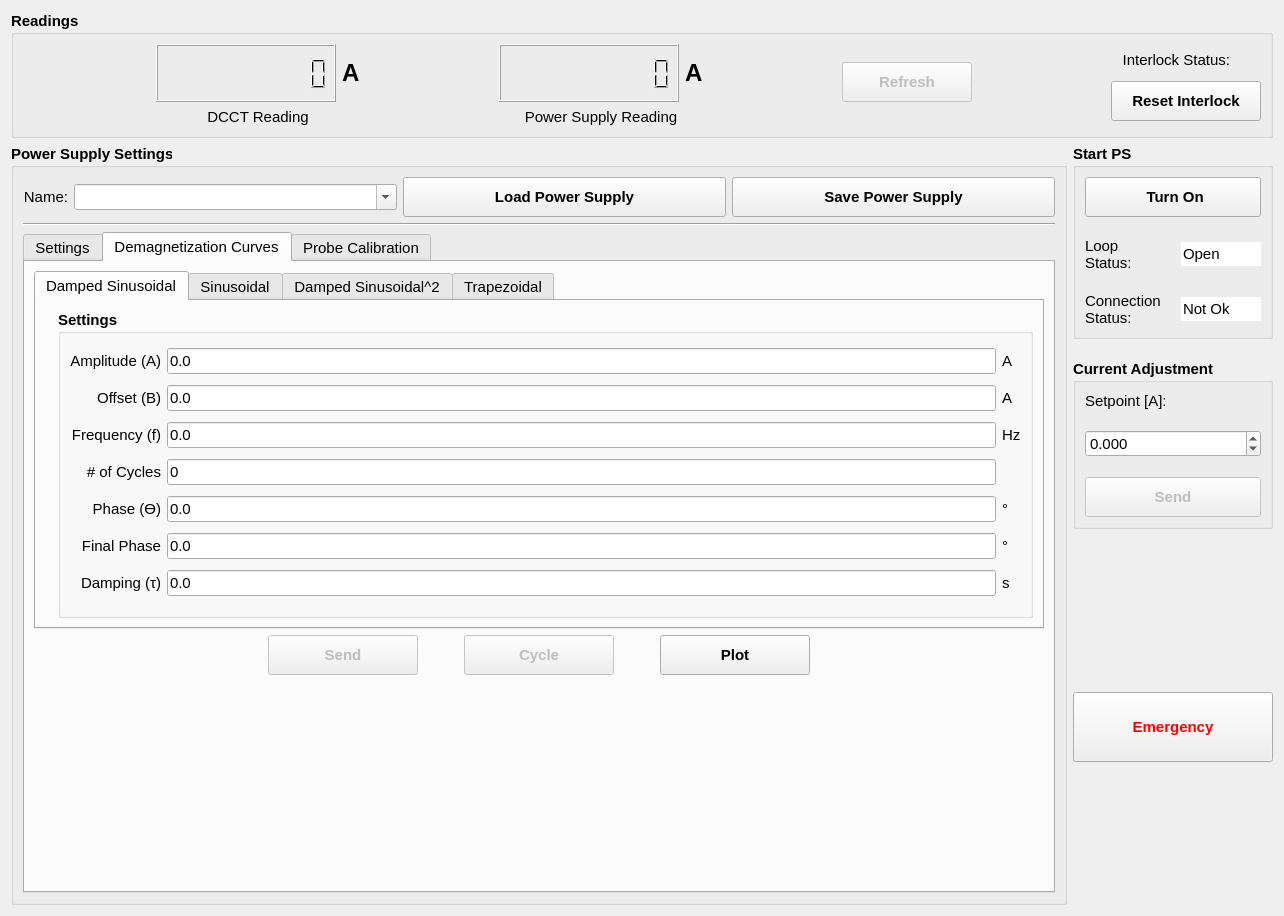
Old version of the form hallbench/gui/ui/powersupplywidget.ui in the repository lnls-ima/hall-bench-control.
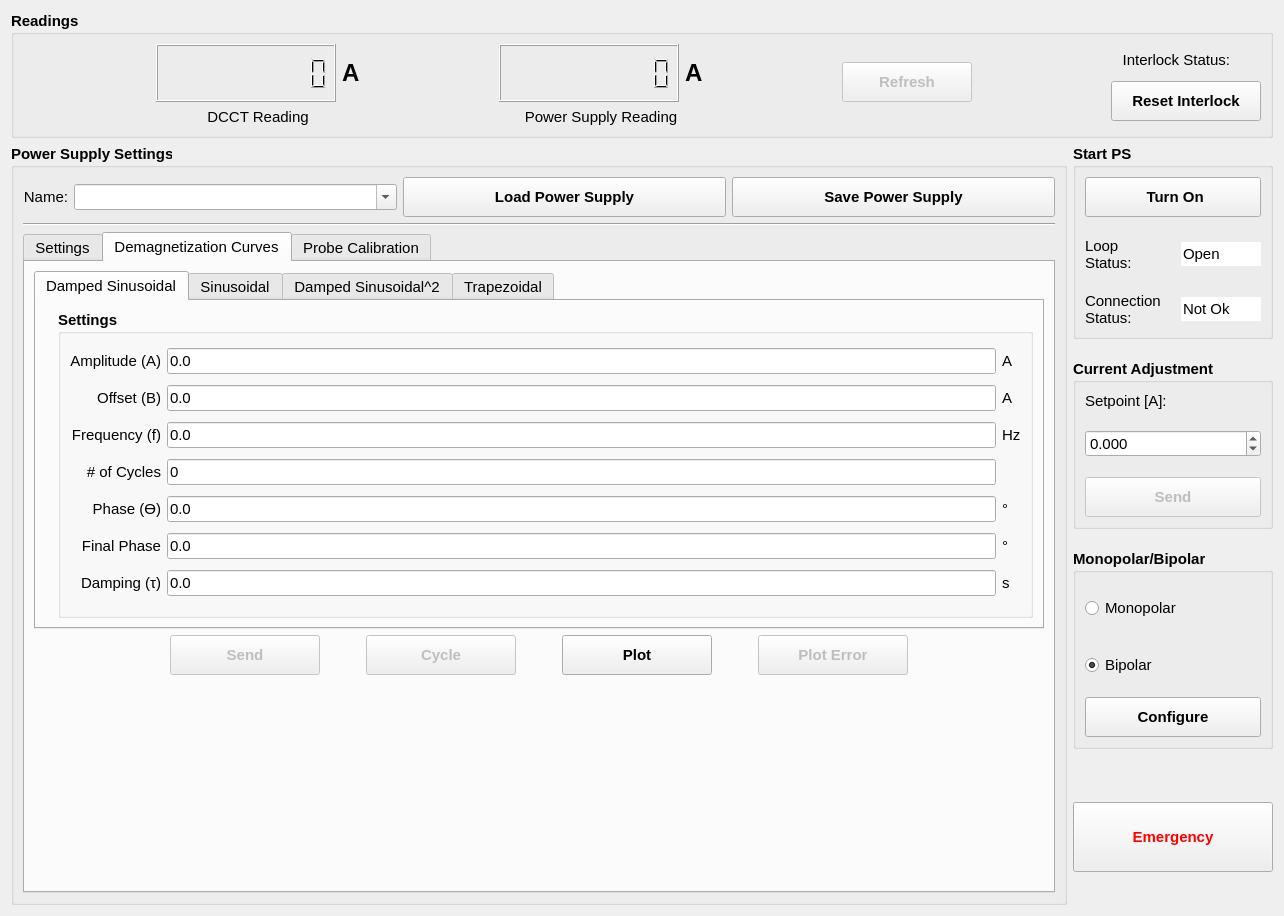
New version of the form. The open tabs and pages were chosen to show the change. Icons and pictures are not drawn. Custom widgets are drawn as their Qt base class.

```diff
--- a/hallbench/gui/ui/powersupplywidget.ui
+++ b/hallbench/gui/ui/powersupplywidget.ui
@@ -2806,6 +2806,54 @@
               </property>
              </widget>
             </item>
+            <item>
+             <spacer name="horizontalSpacer_12">
+              <property name="orientation">
+               <enum>Qt::Horizontal</enum>
+              </property>
+              <property name="sizeType">
+               <enum>QSizePolicy::Maximum</enum>
+              </property>
+              <property name="sizeHint" stdset="0">
+               <size>
+                <width>40</width>
+                <height>20</height>
+               </size>
+              </property>
+             </spacer>
+            </item>
+            <item>
+             <widget class="QPushButton" name="pb_plot_error">
+              <property name="enabled">
+               <bool>false</bool>
+              </property>
+              <property name="minimumSize">
+               <size>
+                <width>150</width>
+                <height>40</height>
+               </size>
+              </property>
+              <property name="font">
+               <font>
+                <weight>75</weight>
+                <bold>true</bold>
+               </font>
+              </property>
+              <property name="text">
+               <string>Plot Error</string>
+              </property>
+              <property name="icon">
+               <iconset>
+                <normaloff>../../resources/img/plot.svg</normaloff>../../resources/img/plot.svg</iconset>
+              </property>
+              <property name="iconSize">
+               <size>
+                <width>24</width>
+                <height>24</height>
+               </size>
+              </property>
+             </widget>
+            </item>
             <item>
              <spacer name="horizontalSpacer_11">
               <property name="orientation">
@@ -3637,6 +3685,154 @@
        </layout>
       </widget>
      </item>
+     <item>
+      <widget class="QGroupBox" name="gb_monopolar_bipolar">
+       <property name="enabled">
+        <bool>true</bool>
+       </property>
+       <property name="minimumSize">
+        <size>
+         <width>0</width>
+         <height>200</height>
+        </size>
+       </property>
+       <property name="maximumSize">
+        <size>
+         <width>16777215</width>
+         <height>200</height>
+        </size>
+       </property>
+       <property name="font">
+        <font>
+         <pointsize>11</pointsize>
+         <weight>75</weight>
+         <bold>true</bold>
+        </font>
+       </property>
+       <property name="title">
+        <string>Monopolar/Bipolar</string>
+       </property>
+       <layout class="QGridLayout" name="gridLayout_22">
+        <item row="0" column="0">
+         <layout class="QHBoxLayout" name="horizontalLayout_11">
+          <item>
+           <widget class="QRadioButton" name="rbt_monopolar">
+            <property name="font">
+             <font>
+              <weight>50</weight>
+              <bold>false</bold>
+             </font>
+            </property>
+            <property name="text">
+             <string>Monopolar</string>
+            </property>
+           </widget>
+          </item>
+          <item>
+           <widget class="QLabel" name="la_monopolar_led">
+            <property name="enabled">
+             <bool>false</bool>
+            </property>
+            <property name="sizePolicy">
+             <sizepolicy hsizetype="Maximum" vsizetype="Preferred">
+              <horstretch>0</horstretch>
+              <verstretch>0</verstretch>
+             </sizepolicy>
+            </property>
+            <property name="font">
+             <font>
+              <weight>50</weight>
+              <bold>false</bold>
+             </font>
+            </property>
+            <property name="text">
+             <string/>
+            </property>
+            <property name="pixmap">
+             <pixmap>../../resources/img/green_light.png</pixmap>
+            </property>
+           </widget>
+          </item>
+         </layout>
+        </item>
+        <item row="1" column="0">
+         <layout class="QHBoxLayout" name="horizontalLayout_12">
+          <item>
+           <widget class="QRadioButton" name="rbt_bipolar">
+            <property name="font">
+             <font>
+              <weight>50</weight>
+              <bold>false</bold>
+             </font>
+            </property>
+            <property name="text">
+             <string>Bipolar</string>
+            </property>
+            <property name="checked">
+             <bool>true</bool>
+            </property>
+           </widget>
+          </item>
+          <item alignment="Qt::AlignRight">
+           <widget class="QLabel" name="la_bipolar_led">
+            <property name="enabled">
+             <bool>false</bool>
+            </property>
+            <property name="font">
+             <font>
+              <weight>50</weight>
+              <bold>false</bold>
+             </font>
+            </property>
+            <property name="text">
+             <string/>
+            </property>
+            <property name="pixmap">
+             <pixmap>../../resources/img/green_light.png</pixmap>
+            </property>
+           </widget>
+          </item>
+         </layout>
+        </item>
+        <item row="2" column="0">
+         <widget class="QPushButton" name="pb_monopolar_bipolar">
+          <property name="enabled">
+           <bool>true</bool>
+          </property>
+          <property name="minimumSize">
+           <size>
+            <width>0</width>
+            <height>40</height>
+           </size>
+          </property>
+          <property name="font">
+           <font>
+            <pointsize>11</pointsize>
+            <weight>75</weight>
+            <bold>true</bold>
+           </font>
+          </property>
+          <property name="text">
+           <string>Configure</string>
+          </property>
+          <property name="icon">
+           <iconset>
+            <normaloff>../../resources/img/settings.svg</normaloff>../../resources/img/settings.svg</iconset>
+          </property>
+          <property name="iconSize">
+           <size>
+            <width>24</width>
+            <height>24</height>
+           </size>
+          </property>
+          <property name="checkable">
+           <bool>false</bool>
+          </property>
+         </widget>
+        </item>
+       </layout>
+      </widget>
+     </item>
      <item>
       <spacer name="verticalSpacer_4">
        <property name="orientation">
```
Left out of the diff: 293 changed lines with no effect on the pictures.
